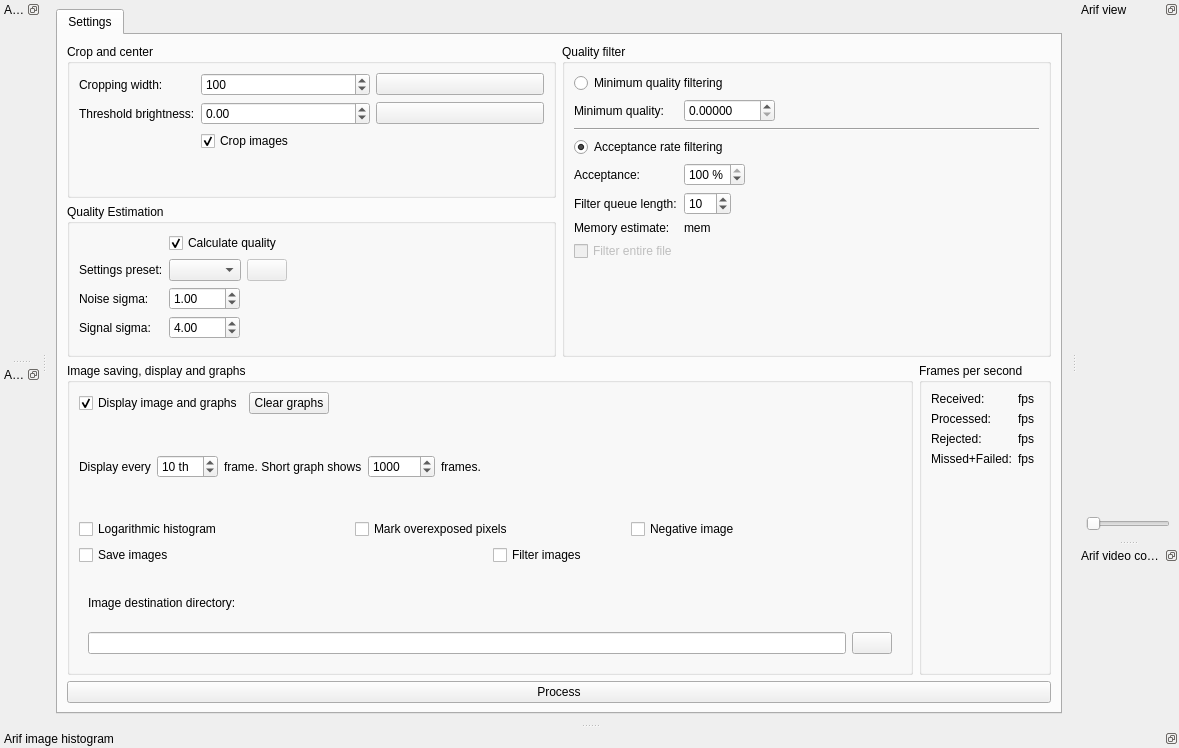
Above: src/arifmainwindow.ui from AD-Vega/arif before the change. Below: the same form after it.
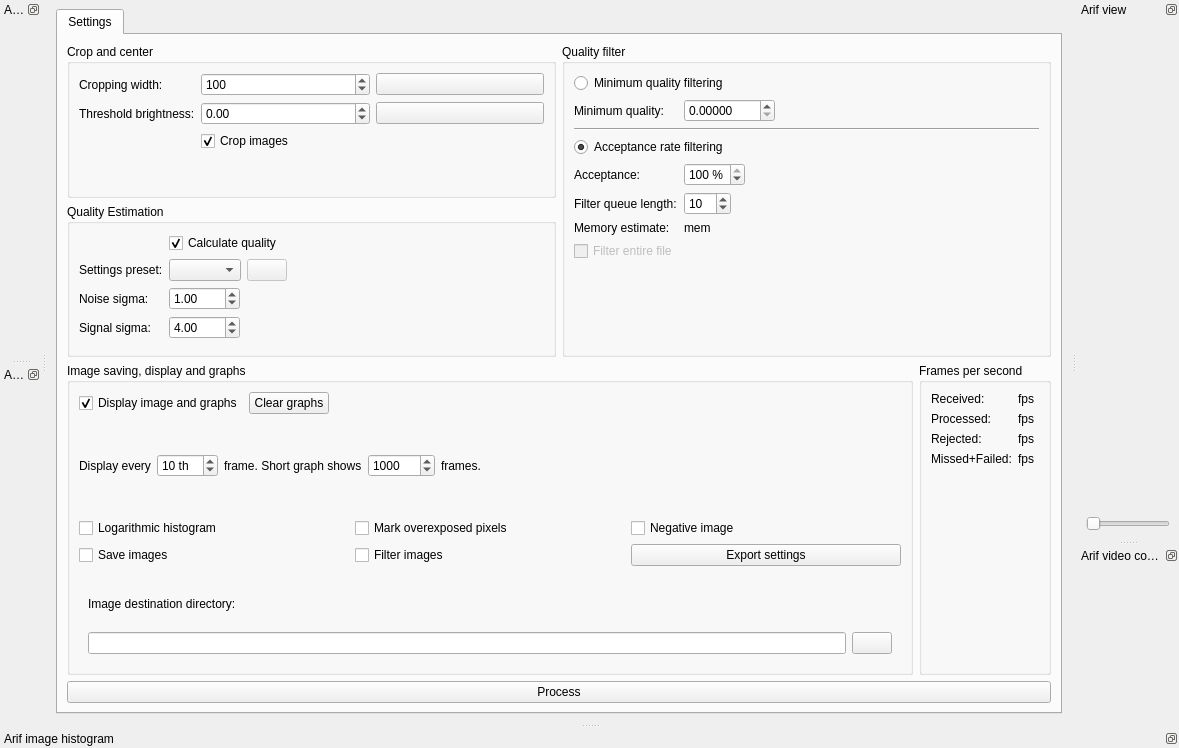
That is the form after the change. Icons and pictures are not drawn. Custom widgets are drawn as their Qt base class.

Commit message: Add settings export to main window.

```diff
--- a/src/arifmainwindow.ui
+++ b/src/arifmainwindow.ui
@@ -495,6 +495,13 @@
                  </property>
                 </widget>
                </item>
+               <item>
+                <widget class="QPushButton" name="exportSettingsButton">
+                 <property name="text">
+                  <string>Export settings</string>
+                 </property>
+                </widget>
+               </item>
               </layout>
              </item>
              <item>
```
The commit also changes 2 other files.
